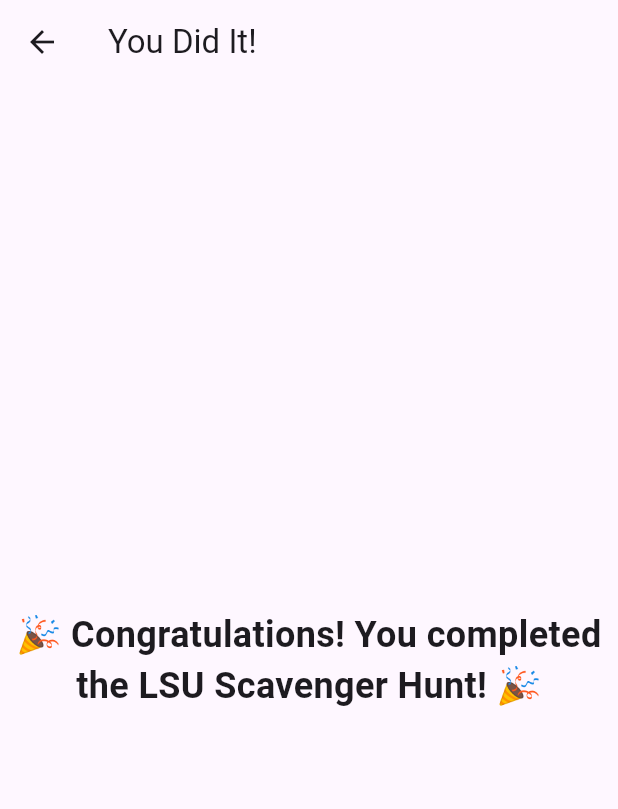
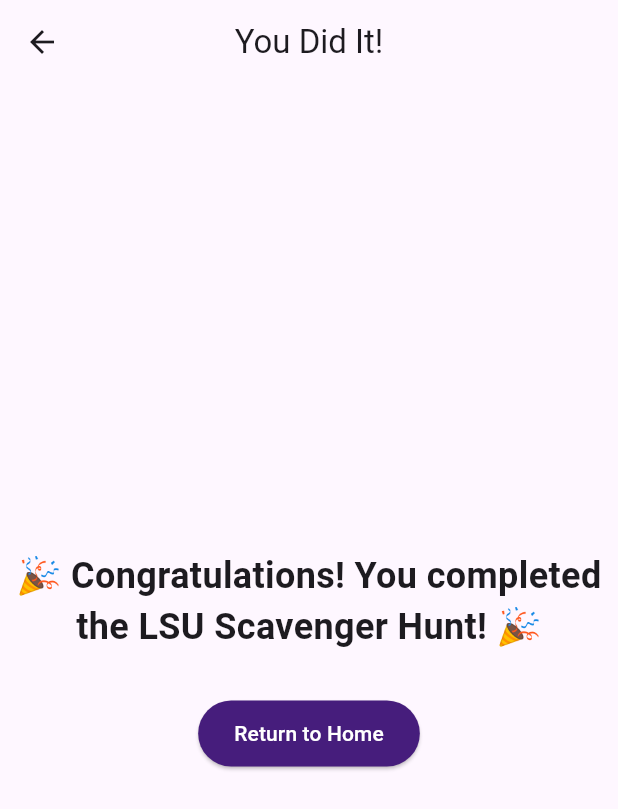
Before and after one commit to DillonSummers/flutter_application_33, a Flutter app: the CongratsScreen screen opened directly, on a phone screen of 412 x 824 dp. Shown: the top 809 px of the screen. Run offline on Flutter 3.47's test engine with Material 3 defaults, Android fonts, the phone set to English and light mode, and no system bars; our stand-ins replace google_fonts.

Commit message:
DS commit

```diff
--- a/lib/main.dart
+++ b/lib/main.dart
@@ -28,13 +28,26 @@
 
   // Screens for navigation
   static final List<Widget> _pages = <Widget>[
-    const IntroScreen(), // Home now shows the scavenger hunt intro screen
-    const Center(
-      child: Text(
-        'Map',
-        style: TextStyle(fontSize: 24, fontWeight: FontWeight.bold),
+  const IntroScreen(), // Home
+
+  // ✅ Updated Map page with the image
+  Scaffold(
+    appBar: AppBar(
+      title: const Text('PFT Map'),
+      centerTitle: true,
+    ),
+    body: Center(
+      child: InteractiveViewer(
+        panEnabled: true,
+        minScale: 0.5,
+        maxScale: 4.0,
+        child: Image.asset(
+          'assets/images/pft_map.png',
+          fit: BoxFit.contain,
+        ),
       ),
     ),
+  ),
     Scaffold(
   appBar: AppBar(
     title: const Text('Details'),
@@ -379,12 +392,34 @@
   @override
   Widget build(BuildContext context) {
     return Scaffold(
-      appBar: AppBar(title: const Text("You Did It!")),
-      body: const Center(
-        child: Text(
-          "🎉 Congratulations! You completed the LSU Scavenger Hunt! 🎉",
-          style: TextStyle(fontSize: 24, fontWeight: FontWeight.bold),
-          textAlign: TextAlign.center,
+      appBar: AppBar(
+        title: const Text("You Did It!"),
+        centerTitle: true,
+      ),
+      body: Center(
+        child: Column(
+          mainAxisAlignment: MainAxisAlignment.center,
+          children: [
+            const Text(
+              "🎉 Congratulations! You completed the LSU Scavenger Hunt! 🎉",
+              style: TextStyle(fontSize: 24, fontWeight: FontWeight.bold),
+              textAlign: TextAlign.center,
+            ),
+            const SizedBox(height: 30),
+
+            // ✅ Add this Return button
+            ElevatedButton(
+              onPressed: () {
+                Navigator.popUntil(context, (route) => route.isFirst);
+              },
+              style: ElevatedButton.styleFrom(
+                padding: const EdgeInsets.symmetric(horizontal: 24, vertical: 12),
+                backgroundColor: const Color(0xFF461D7C), // LSU Purple
+                foregroundColor: Colors.white,
+              ),
+              child: const Text("Return to Home"),
+            ),
+          ],
         ),
       ),
     );
--- a/pubspec.yaml
+++ b/pubspec.yaml
@@ -58,6 +58,9 @@
   # the material Icons class.
   uses-material-design: true
 
+  assets:
+    - assets/images/pft_map.png
+
   # To add assets to your application, add an assets section, like this:
   # assets:
   #   - images/a_dot_burr.jpeg
```
Also changed, not shown: 1 other file.
